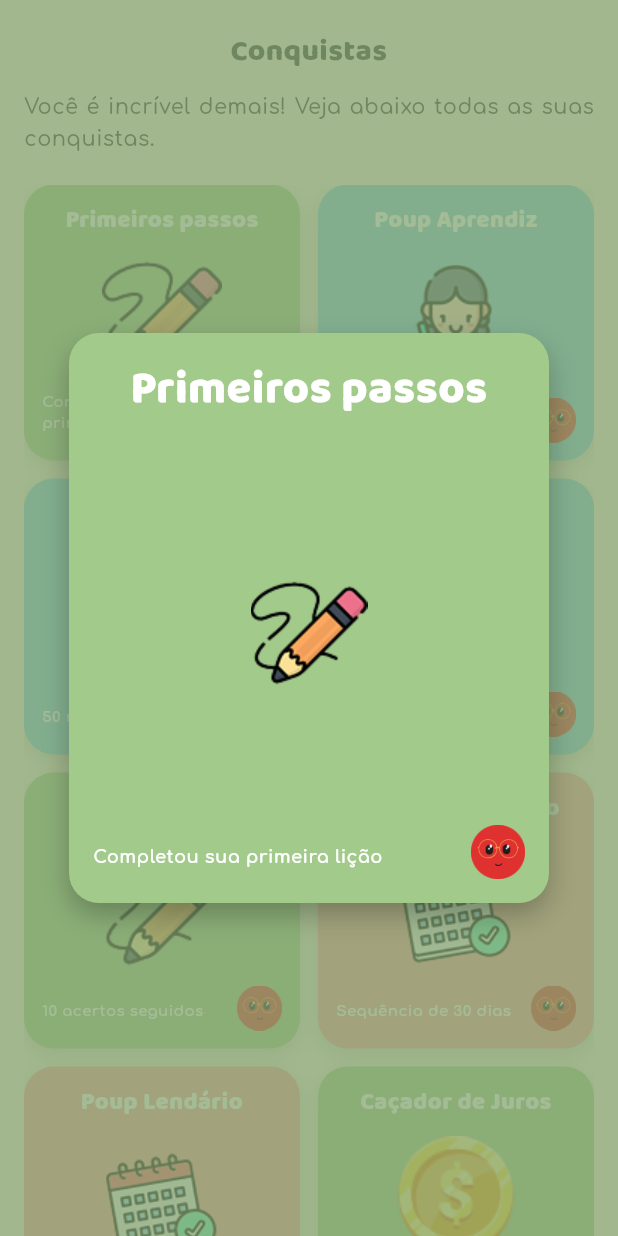
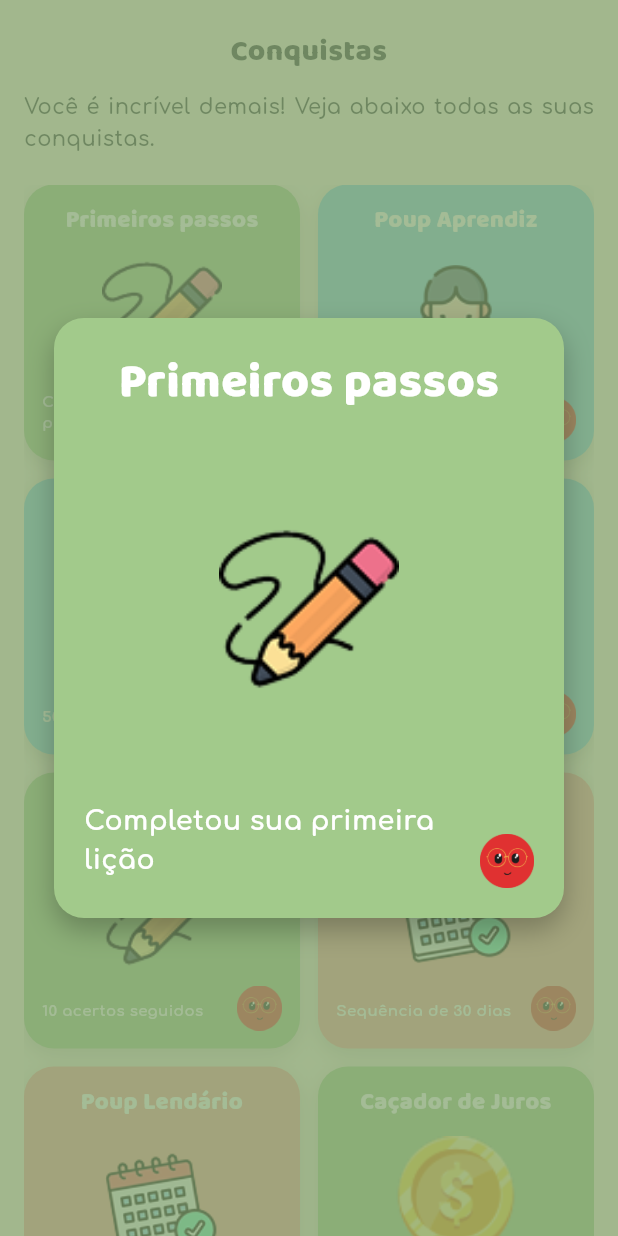
Before and after one commit to Best-of-the-class/Poupas, a Flutter app: the BadgesContent widget shown alone on an empty page, opened directly, after a tap on "Primeiros passos", on a phone screen of 412 x 824 dp. Run offline on Flutter 3.47's test engine with Material 3 defaults, Android fonts, the phone set to English and light mode, and no system bars; our stand-ins replace dotted_border, flutter_animate, flutter_bloc, flutter_dotenv, get_it, go_router and 1 more; missing offline and left inert: flutter_quill, window_manager.

Commit message:
💄 styles: refinamentos de layouts nos componentes de /badges

```diff
--- a/lib/core/features/badges/presentation/pages/badges_page.dart
+++ b/lib/core/features/badges/presentation/pages/badges_page.dart
@@ -18,6 +18,8 @@ class BadgesPage extends StatelessWidget {
 
 class BadgesContent extends StatelessWidget {
   const BadgesContent({super.key});
+
+
 
   final List<Map<String, dynamic>> badges = const [
     {
@@ -112,7 +114,7 @@ class BadgesContent extends StatelessWidget {
               ),
             ),
 
-            // // botão de teste para mostrar a conquista desbloqueada
+            // // botão de teste da debora para mostrar a screen de conquista desbloqueada, pode remover depois
             // ElevatedButton(
             //   onPressed: () {
             //     BadgeUnlockedPage.show(
@@ -120,7 +122,7 @@ class BadgesContent extends StatelessWidget {
             //       titulo: 'Primeiros passos',
             //       descricao: 'Completou sua primeira lição',
             //       iconName: 'pencil',
-            //       backgroundColor: const Color(0xFFA2CA8B),
+            //       backgroundColor: AppColors.badgeGreen,
             //     );
             //   },
             //   child: const Text('Testar conquista'),
@@ -129,7 +131,33 @@ class BadgesContent extends StatelessWidget {
             const SizedBox(height: 20),
 
             Expanded(
-              child: GridView.builder(
+              child: badges.isEmpty
+                  ? Center(
+                      child: Column(
+                        mainAxisAlignment: MainAxisAlignment.center,
+                        children: [
+                          Icon(
+                            Icons.workspace_premium_outlined,
+                            size: 90,
+                            color: AppColors.primary.withOpacity(0.3),
+                          ),
+
+                          const SizedBox(height: 16),
+
+                          Text(
+                            'Você ainda não desbloqueou nenhuma conquista. Continue aprendendo e deixe Poup orgulhoso!',
+                            textAlign: TextAlign.center,
+                            style: AppTextStyles.body.copyWith(
+                              fontSize: 16,
+                              color: AppColors.textDark,
+                            ),
+                          ),
+
+                          const SizedBox(height: 16),
+                        ],
+                      ),
+                    )
+                  : GridView.builder(
                       padding: const EdgeInsets.only(bottom: 120),
                       itemCount: badges.length,
                       gridDelegate: const SliverGridDelegateWithFixedCrossAxisCount(
--- a/lib/core/widgets/badge_preview_overlay.dart
+++ b/lib/core/widgets/badge_preview_overlay.dart
@@ -92,10 +92,10 @@ class _BadgePreviewOverlayState extends State<BadgePreviewOverlay>
           child: ScaleTransition(
             scale: scale,
 
-            child: Container(
-              width: 320,
-              height: 380,
-              padding: const EdgeInsets.all(16),
+          child: Container(
+              width: 340,
+              height: 400,
+              padding: const EdgeInsets.all(20),
               decoration: BoxDecoration(
                 color: widget.backgroundColor,
                 borderRadius: BorderRadius.circular(20),
@@ -117,15 +117,18 @@ class _BadgePreviewOverlayState extends State<BadgePreviewOverlay>
                         widget.titulo,
                         textAlign: TextAlign.center,
                         style: AppTextStyles.title.copyWith(
-                          fontSize: 30,
+                          fontSize: 32,
                           color: Colors.white,
                         ),
                       ),
 
                       SizedBox(
-                        width: 280,
-                        height: 280,
-                        child: Image.asset(iconPath),
+                        width: 120,
+                        height: 120,
+                        child: Image.asset(
+                          iconPath,
+                          fit: BoxFit.contain,
+                        )
                       ),
 
                       Align(
@@ -135,11 +138,11 @@ class _BadgePreviewOverlayState extends State<BadgePreviewOverlay>
                           child: Text(
                             widget.descricao,
                             style: AppTextStyles.body.copyWith(
-                              fontSize: 12,
+                              fontSize: 18,
                               fontWeight: FontWeight.bold,
                               color: Colors.white,
                             ),
-                          ),
+                        )
                         ),
                       ),
                     ],
```
Also changed, not shown: lib/core/features/badges/presentation/pages/badge_unlocked_page.dart (+16 -18 lines). Lines whose indentation alone changed are shown as unchanged.
